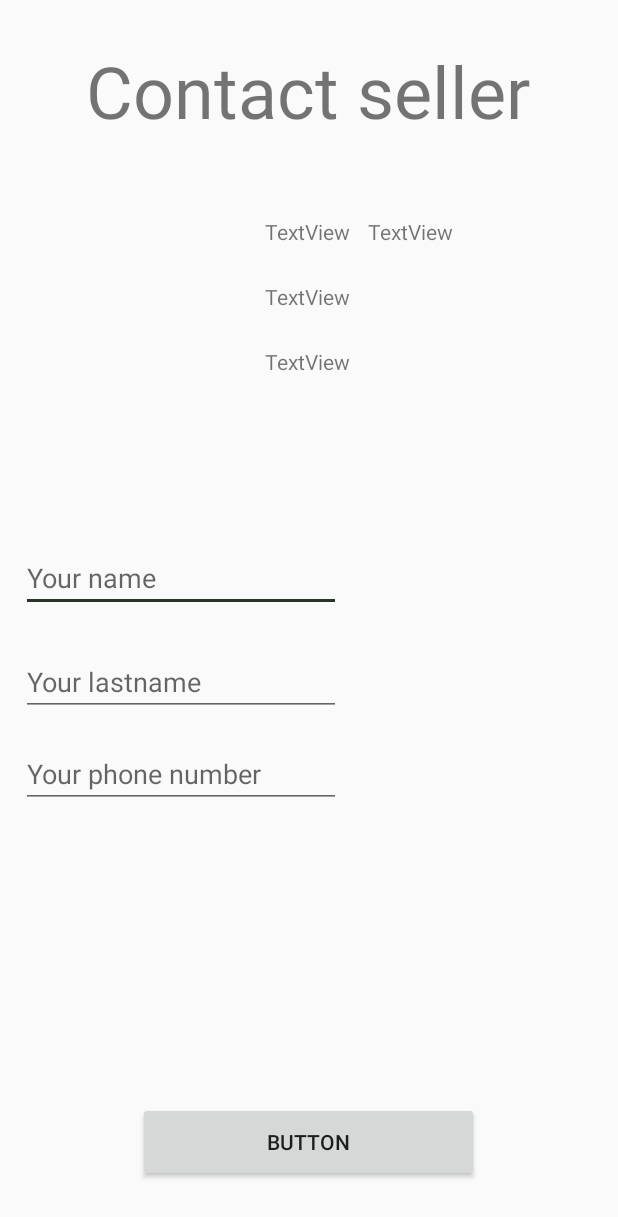
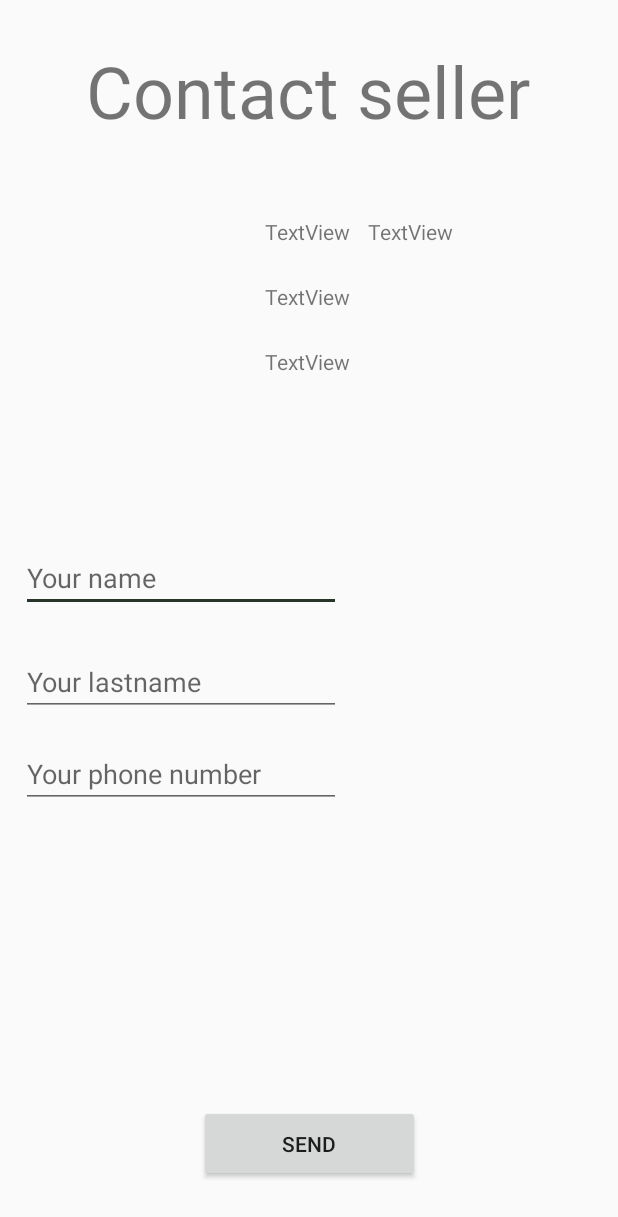
Before and after one commit to ljeremic4019rn/Andorid_Projekat_Septembar, an Android app built with Jetpack Compose: the ContactSellerActivity screen opened directly, with no data from a screen before it, on a phone screen of 412 x 824 dp. Shown: the top 1217 px of the screen. Run offline under Robolectric (Android 15) with nearby library versions, the phone set to English and light mode, and no system bars; our stand-ins replace Picasso; pictures from the network do not load; 7 statements that could not run were skipped.

Commit message:
zavrsen je Contact seller

```diff
--- a/app/src/main/java/com/example/projekat_septembar/data/datasources/remote/CarDataSource.kt
+++ b/app/src/main/java/com/example/projekat_septembar/data/datasources/remote/CarDataSource.kt
@@ -19,6 +19,6 @@ interface CarDataSource {
     fun getSeller(@Url url: String?): Observable<GetSellerResponse>
 
     @POST("api/contactus")
-    fun contactSeller(@Body contactSellerRequest: ContactSellerRequest): Observable<GetSellerResponse>
+    fun contactSeller(@Body contactSellerRequest: ContactSellerRequest): Observable<Any>
 
 }
--- a/app/src/main/java/com/example/projekat_septembar/data/repositories/CarRepository.kt
+++ b/app/src/main/java/com/example/projekat_septembar/data/repositories/CarRepository.kt
@@ -1,6 +1,7 @@
 package com.example.projekat_septembar.data.repositories
 
 import com.example.projekat_septembar.data.models.Car
+import com.example.projekat_septembar.data.models.Resource
 import com.example.projekat_septembar.data.models.SellerDetails
 import io.reactivex.Observable
 import io.reactivex.Completable
@@ -8,7 +9,8 @@ import io.reactivex.Completable
 
 interface CarRepository {
     fun fetchAllFromServer(): Observable<List<Car>>
-    fun contactSeller(id: Long): Observable<SellerDetails>
+    fun getSeller(id: Long): Observable<SellerDetails>
+    fun contactSeller(firstname: String, lastname: String, message: String, contact: Int): Observable<Resource<Unit>>
 
     fun saveCarToDb(car: Car): Completable
 }
--- a/app/src/main/java/com/example/projekat_septembar/presentation/contract/CarContract.kt
+++ b/app/src/main/java/com/example/projekat_septembar/presentation/contract/CarContract.kt
@@ -16,6 +16,7 @@ interface CarContract {
 
         fun saveCar(car: Car)
         fun getSeller(id: Long)
+        fun contactSeller(firstname: String, lastname: String, message: String, contact: Int)
         fun fetchAllCarsFromServer()
         fun loadPagination(initial: Boolean)
 
--- a/app/src/main/java/com/example/projekat_septembar/presentation/view/states/CarState.kt
+++ b/app/src/main/java/com/example/projekat_septembar/presentation/view/states/CarState.kt
@@ -10,4 +10,6 @@ sealed class CarState {
     data class Success(val cars: List<Car>): CarState()
     data class Saved(val message: String): CarState()
     data class Error(val message: String): CarState()
+    data class Contacted(val message: String): CarState()
+
 }
--- a/app/src/main/res/layout/activity_contact_seller.xml
+++ b/app/src/main/res/layout/activity_contact_seller.xml
@@ -108,13 +108,12 @@
 
     <Button
         android:id="@+id/button"
-        android:layout_width="227dp"
-        android:layout_height="53dp"
+        android:layout_width="147dp"
+        android:layout_height="51dp"
         android:layout_marginBottom="36dp"
-        android:text="Button"
+        android:text="@string/send"
         app:layout_constraintBottom_toBottomOf="parent"
         app:layout_constraintEnd_toEndOf="parent"
-        app:layout_constraintHorizontal_bias="0.498"
         app:layout_constraintStart_toStartOf="parent" />
 
 
--- a/app/src/main/res/values/strings.xml
+++ b/app/src/main/res/values/strings.xml
@@ -24,4 +24,5 @@
     <string name="available">Available:</string>
     <string name="save">Save</string>
     <string name="contact_seller">Contact seller</string>
+    <string name="send">Send</string>
 </resources>
```
Also changed, not shown: app/src/main/java/com/example/projekat_septembar/data/repositories/CarRepositoryImpl.kt (+11 -1 lines), app/src/main/java/com/example/projekat_septembar/presentation/view/fragment/NewestFragment.kt (+9 -7 lines), app/src/main/java/com/example/projekat_septembar/presentation/viewmodel/CarViewModel.kt (+23 -2 lines).
